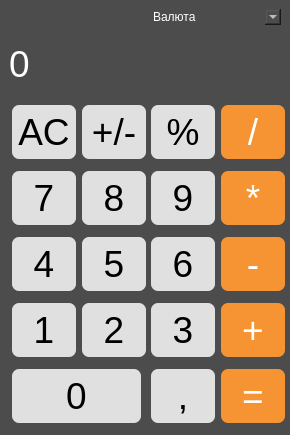
Old version of the form mainwindow.ui in the repository Sergeras1/calculator-for-Qt.
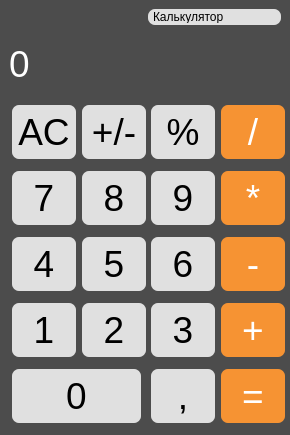
New version of the form.

What changed in the file:
```diff
--- a/mainwindow.ui
+++ b/mainwindow.ui
@@ -605,9 +605,72 @@
     <item row="0" column="2" colspan="2">
      <widget class="QComboBox" name="comboBox">
       <property name="styleSheet">
-       <string notr="true">background-color: rgb(76, 76, 76);
-color: rgb(255, 255, 255)</string>
+       <string notr="true">/* Стилизация основного QComboBox */
+QComboBox {
+
+    border-radius: 7px;     /* Закругленные углы */
+         /* Внутренний отступ */
+    background-color: rgb(224, 224, 224); /* Светло-серый фон */
+    color: rgb(0, 0, 0);    /* Черный цвет шрифта */
+}
+
+/* Убираем границу у выпадающей части */
+QComboBox::drop-down {
+    border: 0px;
+}
+
+/* Стилизация выпадающего списка QComboBox */
+QComboBox QAbstractItemView {
+    border: 1px solid #000; /* Черная граница */
+    border-radius: 7px;     /* Закругленные углы */
+    background-color: rgb(224, 224, 224); /* Светло-серый фон */
+    color: rgb(0, 0, 0);    /* Черный цвет шрифта */
+}
+
+/* Стилизация полосы прокрутки внутри QComboBox */
+QComboBox QAbstractItemView QScrollBar:vertical {
+    border: 0px;           /* Без границ */
+    background: rgb(240, 240, 240); /* Фон полосы прокрутки */
+    width: 7px;           /* Ширина полосы прокрутки */
+    margin: 2px 0 2px 0;   /* Отступы сверху и снизу */
+    border-radius: 20px;    /* Закругление углов полосы прокрутки */
+}
+
+/* Стилизация ручки полосы прокрутки (thumb) */
+QComboBox QAbstractItemView QScrollBar::handle:vertical {
+    background: rgb(180, 180, 180); /* Цвет ручки */
+    min-height: 20px;               /* Минимальная высота */
+    border-radius: 20px;             /* Закругление углов ручки */
+}
+
+/* Кнопки вверх и вниз на полосе прокрутки */
+QComboBox QAbstractItemView QScrollBar::add-line:vertical,
+QComboBox QAbstractItemView QScrollBar::sub-line:vertical {
+    background: rgb(224, 224, 224); /* Фон кнопок */
+    border: 0px;                    /* Без границ */
+    height: 10px;                   /* Высота кнопок */
+    subcontrol-origin: margin;
+    border-radius: 7px;             /* Закругление углов кнопок */
+}
+
+/* Убираем стрелки на кнопках прокрутки */
+QComboBox QAbstractItemView QScrollBar::up-arrow:vertical,
+QComboBox QAbstractItemView QScrollBar::down-arrow:vertical {
+    border: none;
+}
+
+/* Убираем пространство (спэйсеры) вокруг кнопок прокрутки */
+QComboBox QAbstractItemView QScrollBar::add-page:vertical,
+QComboBox QAbstractItemView QScrollBar::sub-page:vertical {
+    background: none;
+}
+</string>
       </property>
+      <item>
+       <property name="text">
+        <string>Калькулятор</string>
+       </property>
+      </item>
       <item>
        <property name="text">
         <string>Валюта</string>
```
Left out of the diff: 5 changed lines with no effect on the pictures.
